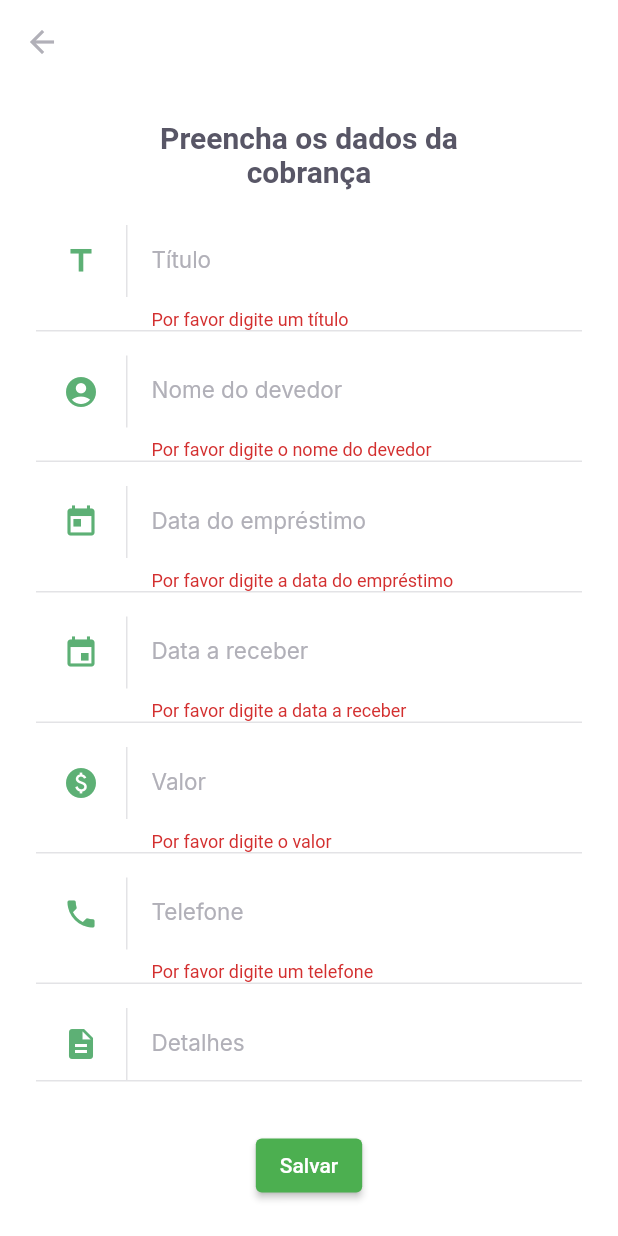
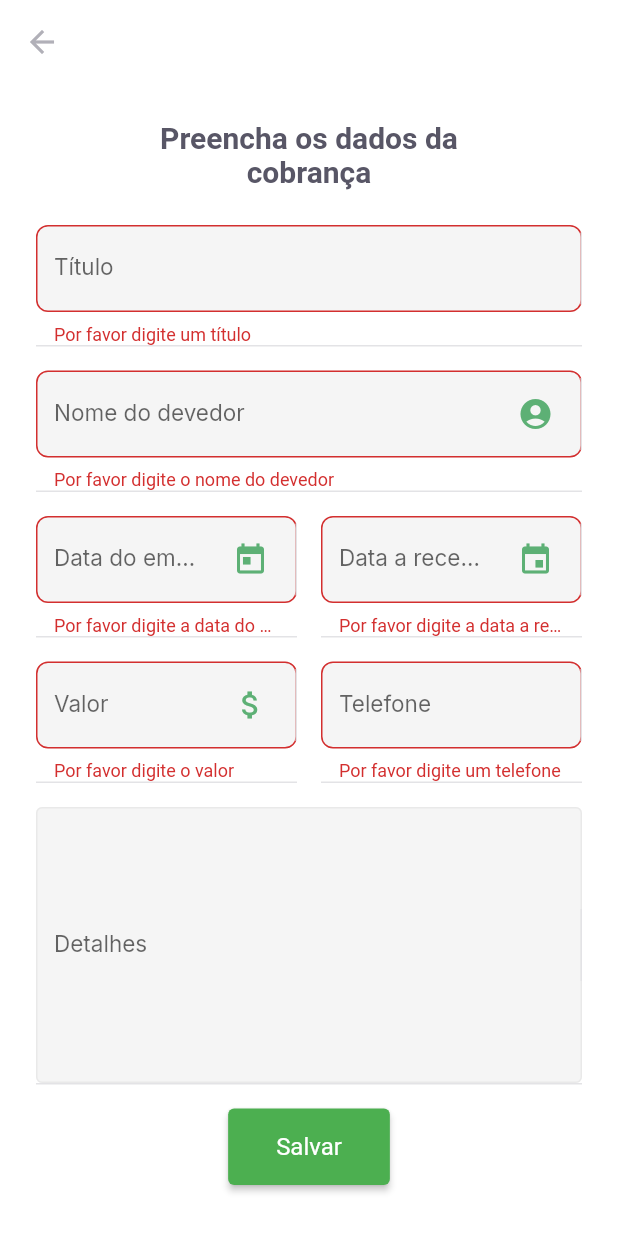
Before and after one commit to mjr/paymeback-app, a Flutter app: the NewChargeScreen screen opened by its route, after a tap on "Salvar", on a phone screen of 412 x 824 dp. Run offline on Flutter 3.47's test engine with Material 2 defaults, Android fonts, the light colour scheme and no system bars; our stand-ins replace firebase_core, google_fonts, google_sign_in, shared_preferences; accounts and stored records are empty.

Commit message:
feat: update login and newCharge layout

```diff
--- a/lib/auth/provider.dart
+++ b/lib/auth/provider.dart
@@ -35,7 +35,7 @@ class AuthProvider {
 
   Future<void> currentUser(BuildContext context) async {
     final instance = await SharedPreferences.getInstance();
-    await Future.delayed(Duration(seconds: 2));
+    await Future.delayed(const Duration(seconds: 2));
     if (instance.containsKey('user')) {
       final json = instance.get('user') as String;
       setUser(context, User.fromJson(json));
--- a/lib/components/input.dart
+++ b/lib/components/input.dart
@@ -1,67 +1,71 @@
 import 'package:flutter/material.dart';
-
 import 'package:google_fonts/google_fonts.dart';
 
 class Input extends StatelessWidget {
   final String label;
-  final IconData icon;
+  final IconData? icon;
   final String? initalValue;
   final String? Function(String?)? validator;
   final TextEditingController? controller;
+  final TextInputType? keyboardType;
   final void Function(String value) onChanged;
+  final int? maxLines;
 
-  const Input({
-    Key? key,
+  const Input(
+      {Key? key,
       required this.label,
-    required this.icon,
       required this.onChanged,
+      this.icon,
+      this.maxLines,
+      this.keyboardType,
       this.initalValue,
       this.validator,
-    this.controller
-  }) : super(key: key);
+      this.controller})
+      : super(key: key);
 
   @override
   Widget build(BuildContext context) {
     return Padding(
       padding: const EdgeInsets.only(bottom: 16),
       child: Column(
+        mainAxisAlignment: MainAxisAlignment.start,
         children: [
           TextFormField(
             controller: controller,
             initialValue: initalValue,
             validator: validator,
             onChanged: onChanged,
+            maxLines: maxLines,
             style: GoogleFonts.inter(
               fontSize: 15,
               fontWeight: FontWeight.w400,
-              color: Color(0xFFB1B0B8),
+              color: const Color(0xFFB1B0B8),
             ),
+            keyboardType: keyboardType,
             decoration: InputDecoration(
-              contentPadding: EdgeInsets.zero,
+                filled: true,
                 labelText: label,
-              labelStyle: GoogleFonts.inter(
-                fontSize: 15,
-                fontWeight: FontWeight.w400,
-                color: Color(0xFFB1B0B8),
-              ),
-              icon: Row(
+                suffixIcon: Row(
                   mainAxisSize: MainAxisSize.min,
                   children: [
                     Padding(
                       padding: const EdgeInsets.symmetric(horizontal: 18),
-                    child: Icon(icon, color: Color(0xFF5DB075)),
+                      child: Icon(icon, color: const Color(0xFF5DB075)),
                     ),
                     Container(
                       width: 1,
                       height: 48,
-                    color: Color(0xFFE3E3E6),
+                      color: const Color(0xFFE3E3E6),
                     )
                   ],
                 ),
-              border: InputBorder.none
+                enabledBorder: const OutlineInputBorder(
+                    borderSide: BorderSide(color: Color(0xE8E8E8E8))),
+                border: const OutlineInputBorder(
+                  borderRadius: BorderRadius.all(Radius.circular(8)),
+                )),
           ),
-          ),
-          Divider(height: 1, thickness: 1, color: Color(0xFFE3E3E6))
+          const Divider(height: 1, thickness: 1, color: Color(0xFFE3E3E6))
         ],
       ),
     );
--- a/lib/screens/new-charge.dart
+++ /dev/null
@@ -1,140 +0,0 @@
-import 'package:flutter/material.dart';
-
-import 'package:google_fonts/google_fonts.dart';
-
-import 'package:paymeback/components/input.dart';
-
-
-class NewChargeScreen extends StatefulWidget {
-  const NewChargeScreen({ Key? key }) : super(key: key);
-
-  @override
-  _NewChargeScreenState createState() => _NewChargeScreenState();
-}
-
-class _NewChargeScreenState extends State<NewChargeScreen> {
-  final GlobalKey<FormState> _formKey = GlobalKey<FormState>();
-
-  @override
-  Widget build(BuildContext context) {
-    return Scaffold(
-      backgroundColor: Color(0xFFFFFFFF),
-      appBar: AppBar(
-        elevation: 0,
-        backgroundColor: Color(0xFFFFFFFF),
-        leading: BackButton(color: Color(0xFFB1B0B8)),
-      ),
-      body: SingleChildScrollView(
-        child: Padding(
-          padding: const EdgeInsets.symmetric(horizontal: 24),
-          child: Column(
-            crossAxisAlignment: CrossAxisAlignment.center,
-            children: [
-              Padding(
-                padding: const EdgeInsets.symmetric(horizontal: 56, vertical: 24),
-                child: Text(
-                  "Preencha os dados da cobrança",
-                  style: GoogleFonts.lexendDeca(
-                    fontSize: 20,
-                    fontWeight: FontWeight.w600,
-                    color: Color(0xFF585666),
-                  ),
-                  textAlign: TextAlign.center,
-                ),
-              ),
-              Form(
-                key: _formKey,
-                child: Column(
-                  children: [
-                    Input(
-                      label: "Título",
-                      icon: Icons.title,
-                      onChanged: (value) {},
-                      validator: (String? value) {
-                        if (value == null || value.isEmpty) {
-                          return 'Por favor digite um título';
-                        }
-                        return null;
-                      }
-                    ),
-                    Input(
-                      label: "Nome do devedor",
-                      icon: Icons.account_circle,
-                      onChanged: (value) {},
-                      validator: (String? value) {
-                        if (value == null || value.isEmpty) {
-                          return 'Por favor digite o nome do devedor';
-                        }
-                        return null;
-                      }
-                    ),
-                    Input(
-                      label: "Data do empréstimo",
-                      icon: Icons.today,
-                      onChanged: (value) {},
-                      validator: (String? value) {
-                        if (value == null || value.isEmpty) {
-                          return 'Por favor digite a data do empréstimo';
-                        }
-                        return null;
-                      }
-                    ),
-                    Input(
-                      label: "Data a receber",
-                      icon: Icons.event,
-                      onChanged: (value) {},
-                      validator: (String? value) {
-                        if (value == null || value.isEmpty) {
-                          return 'Por favor digite a data a receber';
-                        }
-                        return null;
-                      }
-                    ),
-                    Input(
-                      label: "Valor",
-                      icon: Icons.paid,
-                      onChanged: (value) {},
-                      validator: (String? value) {
-                        if (value == null || value.isEmpty) {
-                          return 'Por favor digite o valor';
-                        }
-                        return null;
-                      }
-                    ),
-                    Input(
-                      label: "Telefone",
-                      icon: Icons.phone,
-                      onChanged: (value) {},
-                      validator: (String? value) {
-                        if (value == null || value.isEmpty) {
-                          return 'Por favor digite um telefone';
-                        }
-                        return null;
-                      }
-                    ),
-                    Input(
-                      label: "Detalhes",
-                      icon: Icons.description,
-                      onChanged: (value) {},
-                    ),
-                    Padding(
-                      padding: const EdgeInsets.symmetric(vertical: 16.0),
-                      child: ElevatedButton(
-                        onPressed: () {
-                          if (_formKey.currentState!.validate()) {
-                            // Process data.
-                          }
-                        },
-                        child: const Text('Salvar'),
-                      ),
-                    ),
-                  ],
-                ),
-              )
-            ],
-          ),
-        ),
-      ),
-    );
-  }
-}
--- /dev/null
+++ b/lib/screens/new_charge.dart
@@ -0,0 +1,158 @@
+import 'package:flutter/material.dart';
+
+import 'package:google_fonts/google_fonts.dart';
+
+import 'package:paymeback/components/input.dart';
+
+class NewChargeScreen extends StatefulWidget {
+  const NewChargeScreen({Key? key}) : super(key: key);
+
+  @override
+  _NewChargeScreenState createState() => _NewChargeScreenState();
+}
+
+class _NewChargeScreenState extends State<NewChargeScreen> {
+  final GlobalKey<FormState> _formKey = GlobalKey<FormState>();
+
+  @override
+  Widget build(BuildContext context) {
+    return Scaffold(
+      backgroundColor: const Color(0xFFFFFFFF),
+      appBar: AppBar(
+        elevation: 0,
+        backgroundColor: const Color(0xFFFFFFFF),
+        leading: const BackButton(color: Color(0xFFB1B0B8)),
+      ),
+      body: SingleChildScrollView(
+        child: Padding(
+          padding: const EdgeInsets.symmetric(horizontal: 24),
+          child: Column(
+            crossAxisAlignment: CrossAxisAlignment.center,
+            children: [
+              Padding(
+                padding:
+                    const EdgeInsets.symmetric(horizontal: 56, vertical: 24),
+                child: Text(
+                  "Preencha os dados da cobrança",
+                  style: GoogleFonts.lexendDeca(
+                    fontSize: 20,
+                    fontWeight: FontWeight.w600,
+                    color: const Color(0xFF585666),
+                  ),
+                  textAlign: TextAlign.center,
+                ),
+              ),
+              Form(
+                key: _formKey,
+                child: Column(
+                  children: [
+                    Input(
+                        label: "Título",
+                        onChanged: (value) {},
+                        validator: (String? value) {
+                          if (value == null || value.isEmpty) {
+                            return 'Por favor digite um título';
+                          }
+                          return null;
+                        }),
+                    Input(
+                        label: "Nome do devedor",
+                        icon: Icons.account_circle,
+                        onChanged: (value) {},
+                        validator: (String? value) {
+                          if (value == null || value.isEmpty) {
+                            return 'Por favor digite o nome do devedor';
+                          }
+                          return null;
+                        }),
+                    Row(
+                      children: [
+                        Expanded(
+                          child: Input(
+                              label: "Data do empréstimo",
+                              icon: Icons.today,
+                              keyboardType: TextInputType.datetime,
+                              onChanged: (value) {},
+                              validator: (String? value) {
+                                if (value == null || value.isEmpty) {
+                                  return 'Por favor digite a data do empréstimo';
+                                }
+                                return null;
+                              }),
+                        ),
+                        const SizedBox(
+                          width: 16,
+                        ),
+                        Expanded(
+                            child: Input(
+                                label: "Data a receber",
+                                icon: Icons.event,
+                                keyboardType: TextInputType.datetime,
+                                onChanged: (value) {},
+                                validator: (String? value) {
+                                  if (value == null || value.isEmpty) {
+                                    return 'Por favor digite a data a receber';
+                                  }
+                                  return null;
+                                }))
+                      ],
+                    ),
+                    Row(
+                      children: [
+                        Expanded(
+                          child: Input(
+                              label: "Valor",
+                              icon: Icons.attach_money,
+                              keyboardType: TextInputType.number,
+                              onChanged: (value) {},
+                              validator: (String? value) {
+                                if (value == null || value.isEmpty) {
+                                  return 'Por favor digite o valor';
+                                }
+                                return null;
+                              }),
+                        ),
+                        const SizedBox(
+                          width: 16,
+                        ),
+                        Expanded(
+                          child: Input(
+                              label: "Telefone",
+                              keyboardType: TextInputType.phone,
+                              onChanged: (value) {},
+                              validator: (String? value) {
+                                if (value == null || value.isEmpty) {
+                                  return 'Por favor digite um telefone';
+                                }
+                                return null;
+                              }),
+                        )
+                      ],
+                    ),
+                    Input(
+                      label: "Detalhes",
+                      maxLines: 8,
+                      onChanged: (value) {},
+                    ),
+                    ElevatedButton(
+                      style: TextButton.styleFrom(
+                          padding: const EdgeInsets.symmetric(
+                              horizontal: 32, vertical: 16),
+                          textStyle: const TextStyle(fontSize: 16)),
+                      onPressed: () {
+                        if (_formKey.currentState!.validate()) {
+                          // Process data.
+                        }
+                      },
+                      child: const Text('Salvar'),
+                    ),
+                  ],
+                ),
+              )
+            ],
+          ),
+        ),
+      ),
+    );
+  }
+}
--- a/lib/screens/splash.dart
+++ b/lib/screens/splash.dart
@@ -3,7 +3,7 @@ import 'package:flutter/material.dart';
 import 'package:paymeback/auth/provider.dart';
 
 class SplashScreen extends StatelessWidget {
-  const SplashScreen({ Key? key }) : super(key: key);
+  const SplashScreen({Key? key}) : super(key: key);
 
   @override
   Widget build(BuildContext context) {
@@ -11,7 +11,7 @@ class SplashScreen extends StatelessWidget {
     auth.currentUser(context);
 
     return Scaffold(
-      backgroundColor: Color(0xFFFFFFFF),
+      backgroundColor: const Color(0xFFFFFFFF),
       body: Stack(
         children: [
           Center(child: Image.asset("assets/images/union.png")),
```
Also changed, not shown: lib/main.dart (+11 -12 lines), lib/routes.dart (+13 -12 lines), lib/screens/home.dart (+12 -10 lines), lib/screens/list_charges.dart (renamed from lib/screens/list-charges.dart, +4 -4 lines), lib/screens/login.dart (+58 -32 lines), lib/screens/profile.dart (+4 -4 lines), 3 other files. Lines whose indentation alone changed are shown as unchanged.
